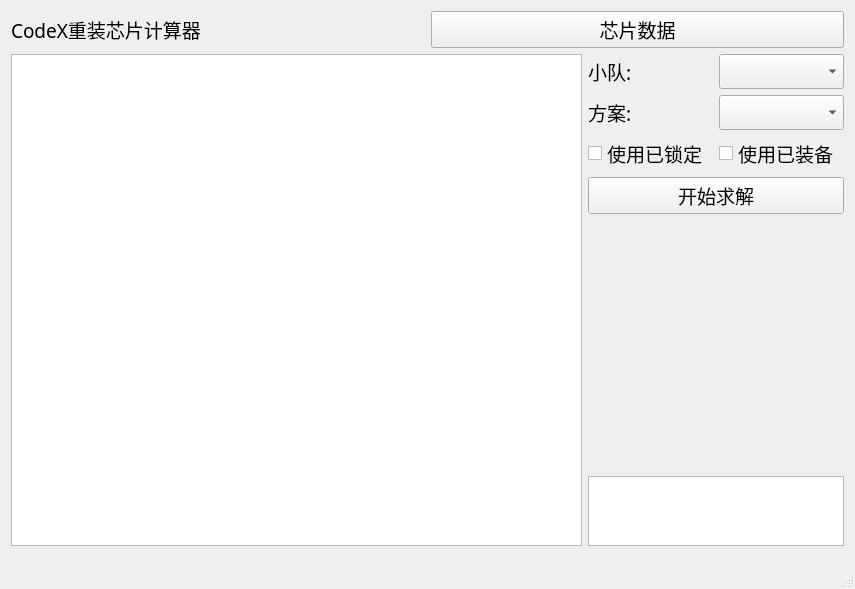
Old version of the form CodeX/CodeX.ui in the repository xxzl0130/CodeX.
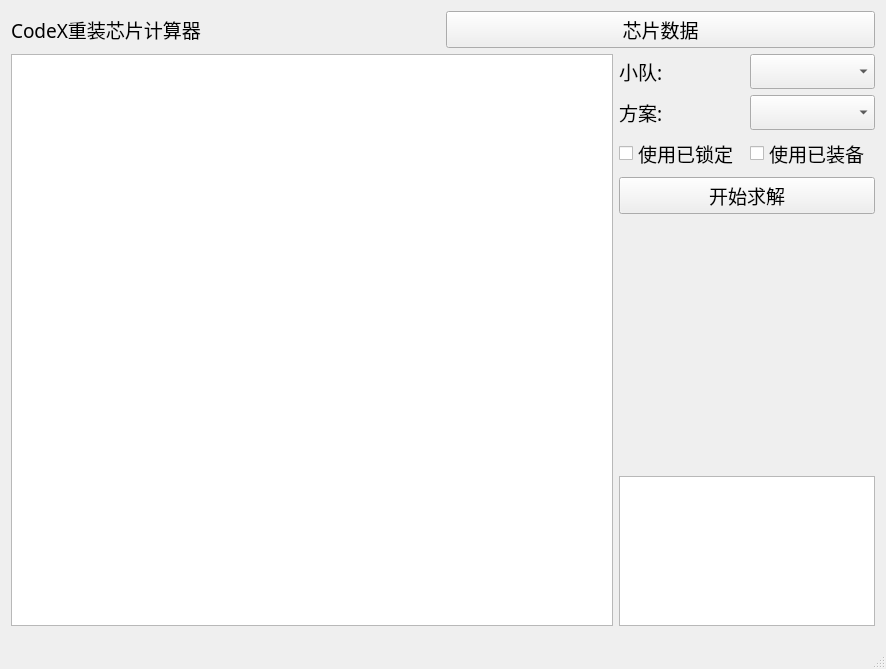
New version of the form. Custom widgets are drawn as their Qt base class.

Diff of the .ui file:
```diff
--- a/CodeX/CodeX.ui
+++ b/CodeX/CodeX.ui
@@ -6,8 +6,8 @@
    <rect>
     <x>0</x>
     <y>0</y>
-    <width>855</width>
-    <height>567</height>
+    <width>886</width>
+    <height>669</height>
    </rect>
   </property>
   <property name="font">
```
